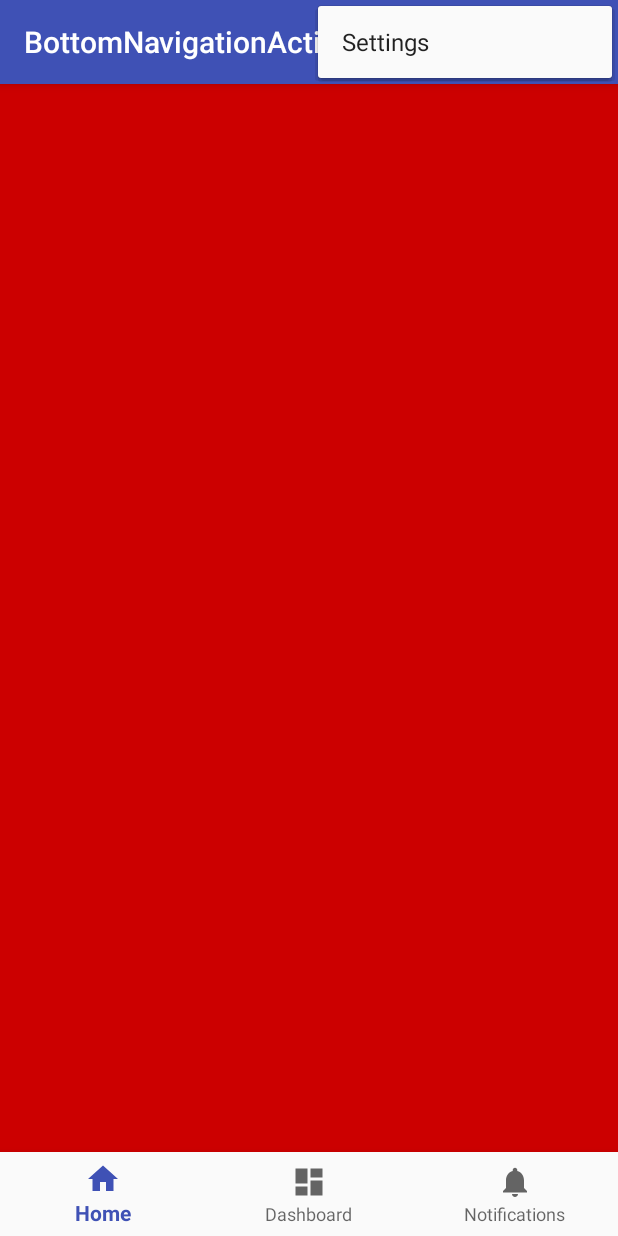
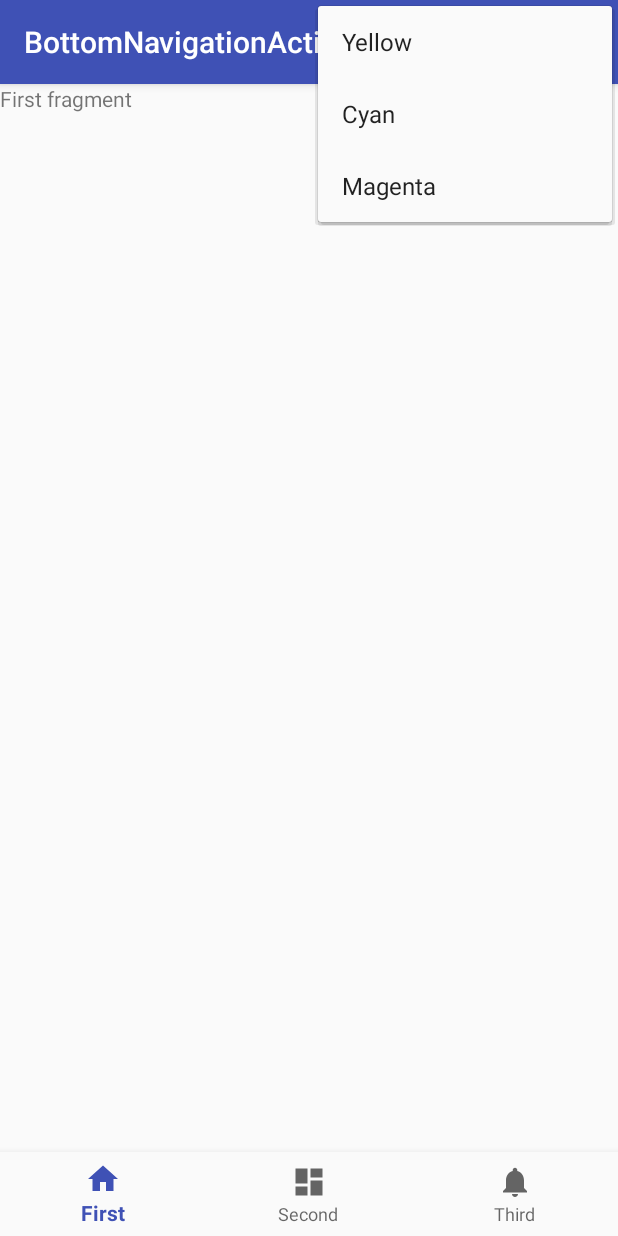
Before and after one commit to DmitriySafronov/AndroidStudy, an Android app: the BottomNavigationActivity screen opened directly, with no data from a screen before it, with the options menu open, on a phone screen of 412 x 824 dp. Run offline under Robolectric (Android 15) with nearby library versions, the phone set to English and light mode, and no system bars.

```diff
--- a/app/src/main/java/pw/cyberbrain/androidstudy/BottomNavigationActivity.java
+++ b/app/src/main/java/pw/cyberbrain/androidstudy/BottomNavigationActivity.java
@@ -1,5 +1,6 @@
 package pw.cyberbrain.androidstudy;
 
+import android.graphics.Color;
 import android.os.Bundle;
 import android.support.annotation.NonNull;
 import android.support.design.widget.BottomNavigationView;
@@ -7,16 +8,19 @@ import android.support.v4.app.Fragment;
 import android.support.v4.app.FragmentManager;
 import android.support.v4.app.FragmentTransaction;
 import android.support.v7.app.AppCompatActivity;
-import android.util.Log;
+import android.support.v7.widget.Toolbar;
 import android.view.Menu;
 import android.view.MenuItem;
+import android.view.View;
 
 public class BottomNavigationActivity extends AppCompatActivity {
 
     // Fragments
-    Fragment redFragment;
-    Fragment greenFragment;
-    Fragment blueFragment;
+    Fragment firstFragment;
+    Fragment secondFragment;
+    Fragment thirdFragment;
+
+    Toolbar toolbar;
 
     private BottomNavigationView.OnNavigationItemSelectedListener mOnNavigationItemSelectedListener
             = new BottomNavigationView.OnNavigationItemSelectedListener() {
@@ -29,18 +33,17 @@ public class BottomNavigationActivity extends AppCompatActivity {
 
             // Handle bottom navigation view item clicks here.
             int id = item.getItemId();
-            String title = (String) item.getTitle();
 
-            if (id == R.id.navigation_home) {
-                fragmentTransaction.replace(R.id.content2, redFragment);
-            } else if (id == R.id.navigation_dashboard) {
-                fragmentTransaction.replace(R.id.content2, greenFragment);
-            } else if (id == R.id.navigation_notifications) {
-                fragmentTransaction.replace(R.id.content2, blueFragment);
+            if (id == R.id.navigation_first) {
+                fragmentTransaction.replace(R.id.content2, firstFragment);
+            } else if (id == R.id.navigation_second) {
+                fragmentTransaction.replace(R.id.content2, secondFragment);
+            } else if (id == R.id.navigation_third) {
+                fragmentTransaction.replace(R.id.content2, thirdFragment);
             } else {
                 mResult = false;
             }
-            //toolbar.setTitle(title);
+
             fragmentTransaction.commit();
             return mResult;
         }
@@ -50,17 +53,19 @@ public class BottomNavigationActivity extends AppCompatActivity {
     protected void onCreate(Bundle savedInstanceState) {
             super.onCreate(savedInstanceState);
             setContentView(R.layout.activity_bottom_navigation);
+            toolbar = (Toolbar) findViewById(R.id.toolbar);
+//            setSupportActionBar(toolbar);
 
             // new Fragments
-            redFragment = new RedFragment();
-            greenFragment = new GreenFragment();
-            blueFragment = new BlueFragment();
+            firstFragment = new FirstFragment();
+            secondFragment = new SecondFragment();
+            thirdFragment = new ThirdFragment();
 
             // Bottom navigation
             BottomNavigationView navigation = (BottomNavigationView) findViewById(R.id.navigation);
             navigation.setOnNavigationItemSelectedListener(mOnNavigationItemSelectedListener);
 
-            navigation.setSelectedItemId(R.id.navigation_home);
+            navigation.setSelectedItemId(R.id.navigation_first);
     }
 
     @Override
@@ -75,14 +80,28 @@ public class BottomNavigationActivity extends AppCompatActivity {
            // Handle action bar item clicks here. The action bar will
            // automatically handle clicks on the Home/Up button, so long
            // as you specify a parent activity in AndroidManifest.xml.
+
+           int mColor = Color.TRANSPARENT;
+
            int id = item.getItemId();
 
            //noinspection SimplifiableIfStatement
-           if (id == R.id.action_settings) {
-               return true;
+           if (id == R.id.settings_yellow) {
+               mColor = Color.YELLOW;
+           } else if (id == R.id.settings_cyan) {
+               mColor = Color.CYAN;
+           } else if (id == R.id.settings_magenta) {
+               mColor = Color.MAGENTA;
            }
 
-           return super.onOptionsItemSelected(item);
+            FragmentManager fragmentManager = getSupportFragmentManager();
+            View mView = fragmentManager.findFragmentById(R.id.content2).getView();
+            try {
+                mView.setBackgroundColor(mColor);
+                return true;
+            } catch (Exception e){
+                return super.onOptionsItemSelected(item);
+            }
     }
 
 }
--- /dev/null
+++ b/app/src/main/java/pw/cyberbrain/androidstudy/FirstFragment.java
@@ -0,0 +1,30 @@
+package pw.cyberbrain.androidstudy;
+
+
+import android.os.Bundle;
+import android.support.v4.app.Fragment;
+import android.view.LayoutInflater;
+import android.view.View;
+import android.view.ViewGroup;
+import android.widget.TextView;
+
+
+/**
+ * A simple {@link Fragment} subclass.
+ */
+public class FirstFragment extends Fragment {
+
+
+    public FirstFragment() {
+        // Required empty public constructor
+    }
+
+
+    @Override
+    public View onCreateView(LayoutInflater inflater, ViewGroup container,
+                             Bundle savedInstanceState) {
+        // Inflate the layout for this fragment
+        return inflater.inflate(R.layout.fragment_first, container, false);
+    }
+
+}
--- /dev/null
+++ b/app/src/main/java/pw/cyberbrain/androidstudy/SecondFragment.java
@@ -0,0 +1,29 @@
+package pw.cyberbrain.androidstudy;
+
+
+import android.os.Bundle;
+import android.support.v4.app.Fragment;
+import android.view.LayoutInflater;
+import android.view.View;
+import android.view.ViewGroup;
+
+
+/**
+ * A simple {@link Fragment} subclass.
+ */
+public class SecondFragment extends Fragment {
+
+
+    public SecondFragment() {
+        // Required empty public constructor
+    }
+
+
+    @Override
+    public View onCreateView(LayoutInflater inflater, ViewGroup container,
+                             Bundle savedInstanceState) {
+        // Inflate the layout for this fragment
+        return inflater.inflate(R.layout.fragment_second, container, false);
+    }
+
+}
--- /dev/null
+++ b/app/src/main/res/layout/fragment_first.xml
@@ -0,0 +1,13 @@
+<FrameLayout xmlns:android="http://schemas.android.com/apk/res/android"
+    xmlns:tools="http://schemas.android.com/tools"
+    android:layout_width="match_parent"
+    android:layout_height="match_parent"
+    tools:context="pw.cyberbrain.androidstudy.FirstFragment">
+
+    <TextView
+        android:id="@+id/content"
+        android:layout_width="match_parent"
+        android:layout_height="match_parent"
+        android:text="First fragment" />
+
+</FrameLayout>
--- a/app/src/main/res/menu/navigation.xml
+++ b/app/src/main/res/menu/navigation.xml
@@ -2,18 +2,18 @@
 <menu xmlns:android="http://schemas.android.com/apk/res/android">
 
     <item
-        android:id="@+id/navigation_home"
+        android:id="@+id/navigation_first"
         android:icon="@drawable/ic_home_black_24dp"
-        android:title="@string/title_home" />
+        android:title="First" />
 
     <item
-        android:id="@+id/navigation_dashboard"
+        android:id="@+id/navigation_second"
         android:icon="@drawable/ic_dashboard_black_24dp"
-        android:title="@string/title_dashboard" />
+        android:title="Second" />
 
     <item
-        android:id="@+id/navigation_notifications"
+        android:id="@+id/navigation_third"
         android:icon="@drawable/ic_notifications_black_24dp"
-        android:title="@string/title_notifications" />
+        android:title="Third" />
 
 </menu>
--- a/app/src/main/res/menu/options.xml
+++ b/app/src/main/res/menu/options.xml
@@ -2,8 +2,21 @@
 <menu xmlns:android="http://schemas.android.com/apk/res/android"
     xmlns:app="http://schemas.android.com/apk/res-auto">
     <item
-        android:id="@+id/action_settings"
+        android:id="@+id/settings_yellow"
         android:orderInCategory="100"
-        android:title="@string/action_settings"
+        android:title="Yellow"
         app:showAsAction="never" />
+
+    <item
+        android:id="@+id/settings_cyan"
+        android:orderInCategory="100"
+        android:title="Cyan"
+        app:showAsAction="never" />
+
+    <item
+        android:id="@+id/settings_magenta"
+        android:orderInCategory="100"
+        android:title="Magenta"
+        app:showAsAction="never" />
+
 </menu>
--- a/app/src/main/res/values/strings.xml
+++ b/app/src/main/res/values/strings.xml
@@ -10,4 +10,7 @@
     <string name="title_notifications">Notifications</string>
     <string name="action_settings">Settings</string>
 
+    <!-- TODO: Remove or change this placeholder text -->
+    <string name="hello_blank_fragment">Hello blank fragment</string>
+
 </resources>
```
Also changed, not shown: app/src/main/java/pw/cyberbrain/androidstudy/ThirdFragment.java (added, +70 -0 lines), app/src/main/res/layout/fragment_second.xml (added, +13 -0 lines), app/src/main/res/layout/fragment_third.xml (added, +27 -0 lines).
